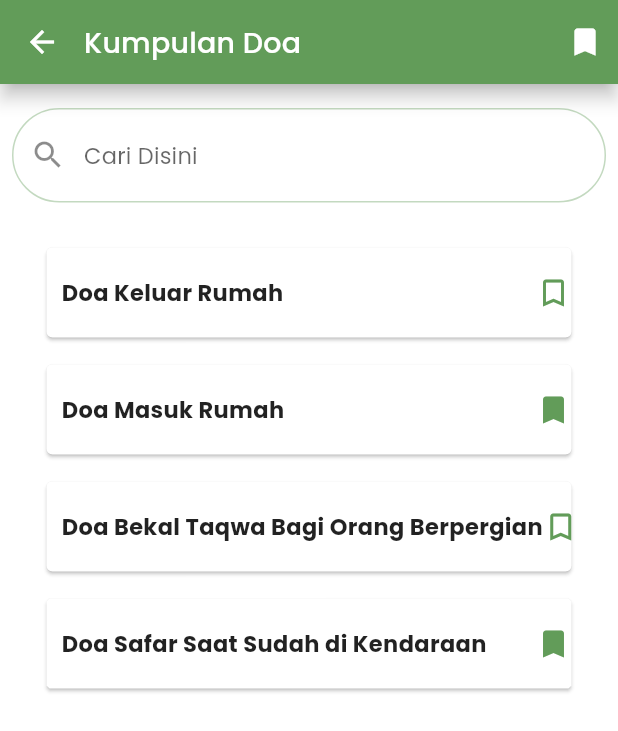
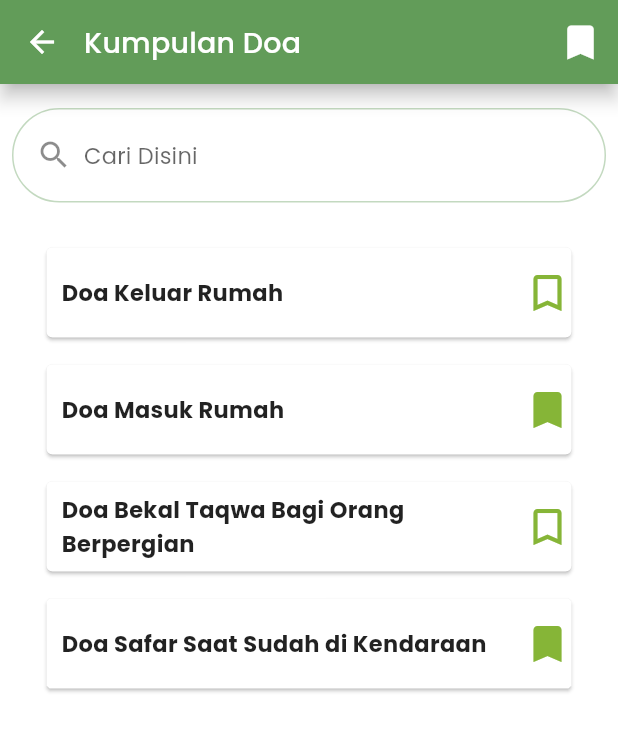
Before and after one commit to CPSG-26/qalbu, a Flutter app: the ListDoaPage screen opened by its route, on a phone screen of 412 x 824 dp. Shown: the top 731 px of the screen. Run offline on Flutter 3.47's test engine with Material 2 defaults, Android fonts, the phone set to English and light mode, and no system bars; our stand-ins replace dartz, equatable, flutter_bloc, flutter_html, get_it, google_fonts and 2 more; accounts and stored records are empty.

Commit message:
Renewing bookmark icons UI in Kumpulan Doa
Add bookmark icon in doa page, change bookmark color and size in list doa page

```diff
--- a/lib/presentation/pages/list_doa_page.dart
+++ b/lib/presentation/pages/list_doa_page.dart
@@ -1,6 +1,7 @@
 // ignore_for_file: sort_child_properties_last, duplicate_ignore
 
 import 'package:flutter/material.dart';
+import 'package:qalbu/common/colors.dart';
 import 'package:qalbu/presentation/pages/doa_page.dart';
 
 class ListDoaPage extends StatefulWidget {
@@ -19,7 +20,7 @@ class _ListDoaPageState extends State<ListDoaPage> {
       appBar: AppBar(
         titleSpacing: 0.0,
         elevation: 5.0,
-        backgroundColor: const Color(0xFF629C59),
+        backgroundColor: kPrimary,
         title: Row(
           // ignore: sort_child_properties_last
           children: <Widget>[
@@ -37,6 +38,7 @@ class _ListDoaPageState extends State<ListDoaPage> {
                     child: Icon(
                       Icons.bookmark,
                       color: Colors.white,
+                      size: 30,
                     ),
                   )
                 ],
@@ -62,8 +64,11 @@ class _ListDoaPageState extends State<ListDoaPage> {
                   ),
                   // ignore: unnecessary_const
                   prefixIcon: const Visibility(
-                    child: Icon(
-                      Icons.search,
+                    child: Padding(
+                      padding: EdgeInsets.only(left: 8.0),
+                      child: Icon(
+                        Icons.search,
+                      ),
                     ),
                   ),
                   hintText: 'Cari Disini',
@@ -75,7 +80,7 @@ class _ListDoaPageState extends State<ListDoaPage> {
               // ignore: sort_child_properties_last
               child: Card(
                 child: InkWell(
-                  splashColor: const Color(0xFF629C59),
+                  splashColor: kPrimary,
                   onTap: () {
                     Navigator.pushNamed(context, DoaPage.routeName);
                   },
@@ -98,7 +103,8 @@ class _ListDoaPageState extends State<ListDoaPage> {
                         ),
                         const Icon(
                           Icons.bookmark_border,
-                          color: Color(0xFF629C59),
+                          color: kSecondary,
+                          size: 32,
                         ),
                       ],
                     ),
@@ -113,7 +119,7 @@ class _ListDoaPageState extends State<ListDoaPage> {
               margin: const EdgeInsets.only(top: 10),
               child: Card(
                 child: InkWell(
-                  splashColor: const Color(0xFF629C59),
+                  splashColor: kPrimary,
                   onTap: () {},
                   child: SizedBox(
                     width: 350,
@@ -134,7 +140,8 @@ class _ListDoaPageState extends State<ListDoaPage> {
                         ),
                         const Icon(
                           Icons.bookmark_outlined,
-                          color: Color(0xFF629C59),
+                          color: kSecondary,
+                          size: 32,
                         ),
                       ],
                     ),
@@ -149,7 +156,7 @@ class _ListDoaPageState extends State<ListDoaPage> {
               margin: const EdgeInsets.only(top: 10),
               child: Card(
                 child: InkWell(
-                  splashColor: const Color(0xFF629C59),
+                  splashColor: kPrimary,
                   onTap: () {},
                   child: SizedBox(
                     width: 350,
@@ -161,17 +168,20 @@ class _ListDoaPageState extends State<ListDoaPage> {
                       // ignore: prefer_const_literals_to_create_immutables
                       children: <Widget>[
                         // ignore: prefer_const_constructors
-                        Padding(
-                          padding: const EdgeInsets.only(left: 10),
-                          child: const Text(
-                            'Doa Bekal Taqwa Bagi Orang Berpergian',
-                            style: TextStyle(
-                                fontSize: 15, fontWeight: FontWeight.bold),
+                        Expanded(
+                          child: const Padding(
+                            padding: EdgeInsets.only(left: 10),
+                            child: Text(
+                              'Doa Bekal Taqwa Bagi Orang Berpergian',
+                              style: TextStyle(
+                                  fontSize: 15, fontWeight: FontWeight.bold),
+                            ),
                           ),
                         ),
                         const Icon(
                           Icons.bookmark_border,
-                          color: Color(0xFF629C59),
+                          color: kSecondary,
+                          size: 32,
                         ),
                       ],
                     ),
@@ -189,7 +199,7 @@ class _ListDoaPageState extends State<ListDoaPage> {
                     // ignore: unnecessary_const
                     borderRadius: const BorderRadius.all(Radius.circular(2.0))),
                 child: InkWell(
-                  splashColor: const Color(0xFF629C59),
+                  splashColor: kPrimary,
                   onTap: () {},
                   child: SizedBox(
                     width: 350,
@@ -210,7 +220,8 @@ class _ListDoaPageState extends State<ListDoaPage> {
                         ),
                         const Icon(
                           Icons.bookmark_outlined,
-                          color: Color(0xFF629C59),
+                          color: kSecondary,
+                          size: 32,
                         ),
                       ],
                     ),
```
Also changed, not shown: lib/presentation/pages/doa_page.dart (+24 -7 lines).
